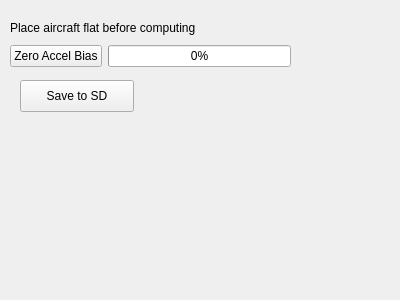
This is ground/openpilotgcs/src/plugins/config/ccattitude.ui in openpilot/OpenPilot as Qt 5 draws it before an edit. The edited form follows.
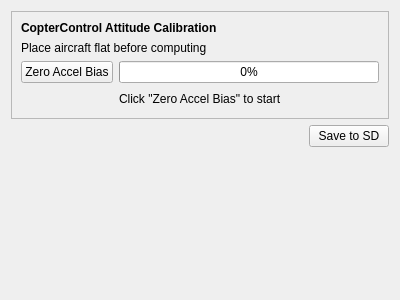
This is the edited form.

Commit message: CC-33 Now the config panel only shows the relevant panel once the board is connected.

```diff
--- a/ground/openpilotgcs/src/plugins/config/ccattitude.ui
+++ b/ground/openpilotgcs/src/plugins/config/ccattitude.ui
@@ -13,15 +13,37 @@
   <property name="windowTitle">
    <string>Form</string>
   </property>
-  <widget class="QWidget" name="horizontalLayoutWidget">
-   <property name="geometry">
-    <rect>
-     <x>10</x>
-     <y>40</y>
-     <width>281</width>
-     <height>32</height>
-    </rect>
-   </property>
+  <layout class="QVBoxLayout" name="verticalLayout">
+   <item>
+    <widget class="QFrame" name="frame">
+     <property name="frameShape">
+      <enum>QFrame::StyledPanel</enum>
+     </property>
+     <property name="frameShadow">
+      <enum>QFrame::Raised</enum>
+     </property>
+     <layout class="QVBoxLayout" name="verticalLayout_2">
+      <item>
+       <widget class="QLabel" name="label_2">
+        <property name="font">
+         <font>
+          <weight>75</weight>
+          <bold>true</bold>
+         </font>
+        </property>
+        <property name="text">
+         <string>CopterControl Attitude Calibration</string>
+        </property>
+       </widget>
+      </item>
+      <item>
+       <widget class="QLabel" name="label">
+        <property name="text">
+         <string>Place aircraft flat before computing</string>
+        </property>
+       </widget>
+      </item>
+      <item>
    <layout class="QHBoxLayout" name="horizontalLayout">
     <item>
      <widget class="QPushButton" name="zeroBias">
@@ -38,33 +60,88 @@
      </widget>
     </item>
    </layout>
-  </widget>
-  <widget class="QLabel" name="label">
-   <property name="geometry">
-    <rect>
-     <x>10</x>
-     <y>20</y>
-     <width>281</width>
-     <height>16</height>
-    </rect>
-   </property>
+      </item>
+      <item>
+       <layout class="QHBoxLayout" name="horizontalLayout_3">
+        <item>
+         <spacer name="horizontalSpacer_3">
+          <property name="orientation">
+           <enum>Qt::Horizontal</enum>
+          </property>
+          <property name="sizeHint" stdset="0">
+           <size>
+            <width>40</width>
+            <height>20</height>
+           </size>
+          </property>
+         </spacer>
+        </item>
+        <item>
+         <widget class="QLabel" name="status">
    <property name="text">
-    <string>Place aircraft flat before computing</string>
-   </property>
-  </widget>
+           <string>Click &quot;Zero Accel Bias&quot; to start</string>
+          </property>
+         </widget>
+        </item>
+        <item>
+         <spacer name="horizontalSpacer_2">
+          <property name="orientation">
+           <enum>Qt::Horizontal</enum>
+          </property>
+          <property name="sizeHint" stdset="0">
+           <size>
+            <width>40</width>
+            <height>20</height>
+           </size>
+          </property>
+         </spacer>
+        </item>
+       </layout>
+      </item>
+     </layout>
+    </widget>
+   </item>
+   <item>
+    <layout class="QHBoxLayout" name="horizontalLayout_2">
+     <item>
+      <spacer name="horizontalSpacer">
+       <property name="orientation">
+        <enum>Qt::Horizontal</enum>
+       </property>
+       <property name="sizeHint" stdset="0">
+        <size>
+         <width>40</width>
+         <height>20</height>
+        </size>
+       </property>
+      </spacer>
+     </item>
+     <item>
   <widget class="QPushButton" name="saveButton">
-   <property name="geometry">
-    <rect>
-     <x>20</x>
-     <y>80</y>
-     <width>114</width>
-     <height>32</height>
-    </rect>
+       <property name="toolTip">
+        <string>Click to permanently save the accel bias in the CopterControl Flash.</string>
    </property>
    <property name="text">
     <string>Save to SD</string>
    </property>
   </widget>
+     </item>
+    </layout>
+   </item>
+   <item>
+    <spacer name="verticalSpacer">
+     <property name="orientation">
+      <enum>Qt::Vertical</enum>
+     </property>
+     <property name="sizeHint" stdset="0">
+      <size>
+       <width>20</width>
+       <height>40</height>
+      </size>
+     </property>
+    </spacer>
+   </item>
+  </layout>
  </widget>
  <resources/>
  <connections/>
```
Left out of the diff: 3 changed lines with no effect on the pictures. Lines whose indentation alone changed are shown as unchanged. The commit also changes 21 other files.
